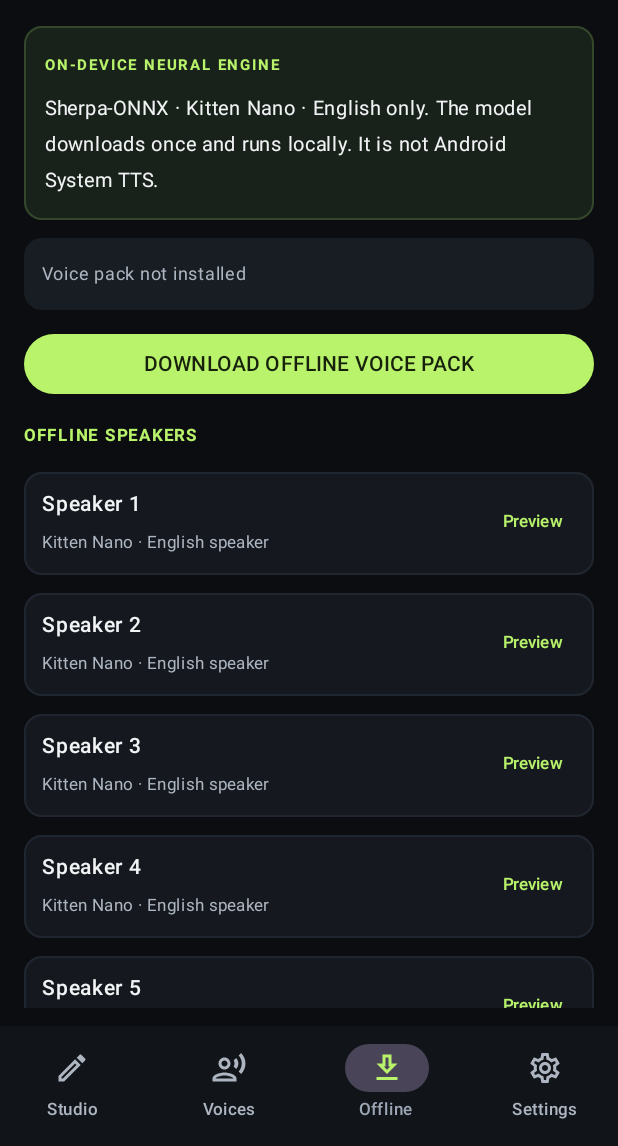
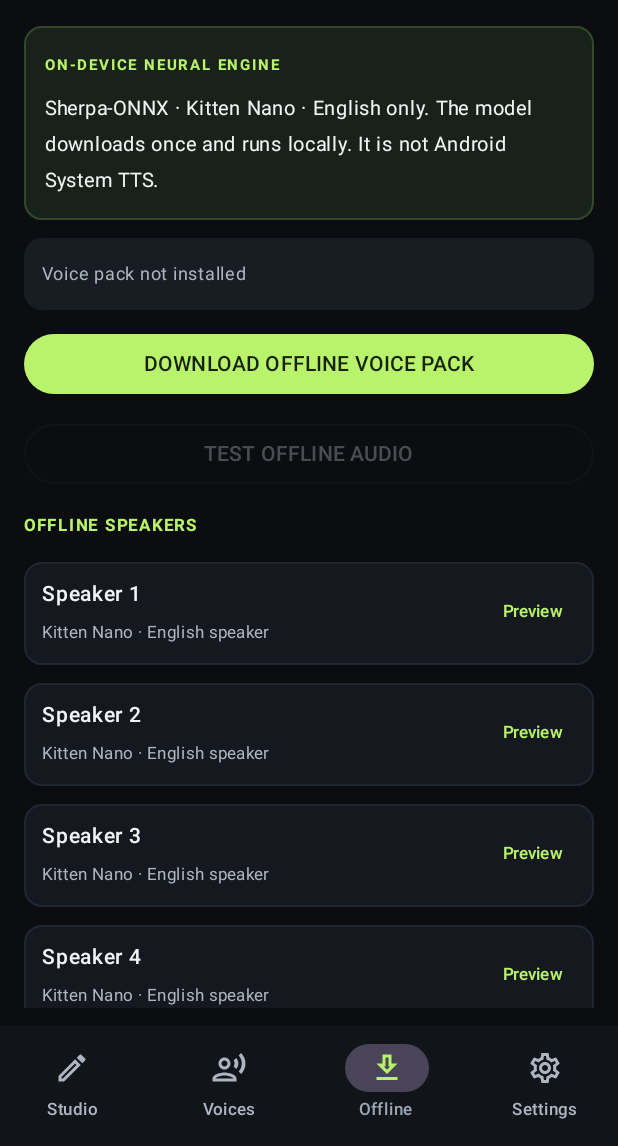
Before and after one commit to jhaa2k/Samb-tts, an Android app built with Jetpack Compose: the screen it shows after launch (MainActivity), item 3 of the bottom bar chosen, on a phone screen of 412 x 824 dp, the part 90-1236 px from its top. Run offline under Robolectric (Android 15) with nearby library versions, the phone set to English and light mode, and no system bars; libraries missing offline, so code that uses them is left out: com.k2fsa.sherpa, org.apache.commons.

Commit message:
Add one-tap offline audio test

```diff
--- a/app/src/main/java/com/sambvoice/app/MainActivity.kt
+++ b/app/src/main/java/com/sambvoice/app/MainActivity.kt
@@ -236,6 +236,18 @@ class MainActivity : ComponentActivity() {
                                         enabled = !installing && !offlineInstalled,
                                         modifier = Modifier.fillMaxWidth()
                                     ) { Text(if (installing) "DOWNLOADING MODEL…" else if (offlineInstalled) "VOICE PACK INSTALLED" else "DOWNLOAD OFFLINE VOICE PACK") }
+                                    OutlinedButton(
+                                        onClick = {
+                                            if (offlineInstalled) {
+                                                stopPlayback()
+                                                provider = "offline"
+                                                selectedVoice = offlineVoices.first().name
+                                                offlineEngine.speak("Hello. This is a test of offline speech audio.", 0, speechSpeed, outputVolume, offlineThreads) { s -> runOnUiThread { notice = s } }
+                                            } else notice = "Download the offline voice pack first."
+                                        },
+                                        enabled = offlineInstalled,
+                                        modifier = Modifier.fillMaxWidth()
+                                    ) { Text("TEST OFFLINE AUDIO") }
                                     Text("OFFLINE SPEAKERS", color = scheme.primary, fontSize = 11.sp, fontWeight = FontWeight.Bold, letterSpacing = 1.2.sp)
                                     offlineVoices.forEach { voice ->
                                         VoiceRow(voice.name, voice.style, selectedVoice == voice.name, "Preview") {
```
